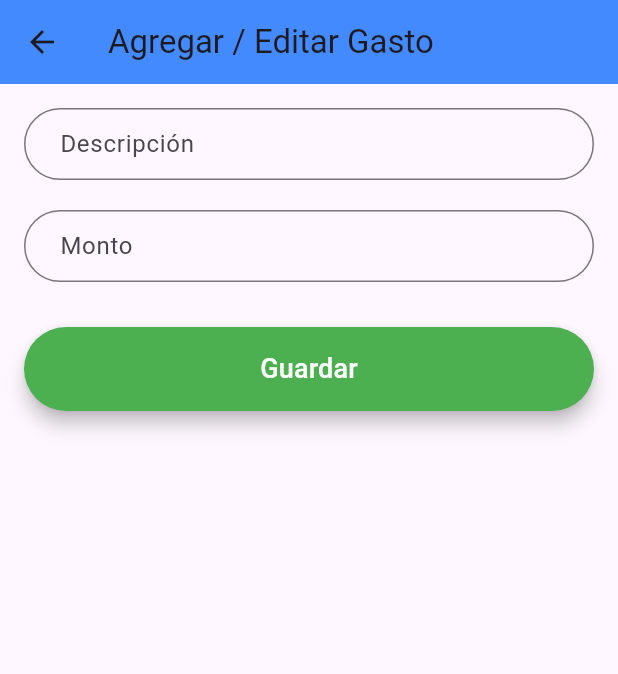
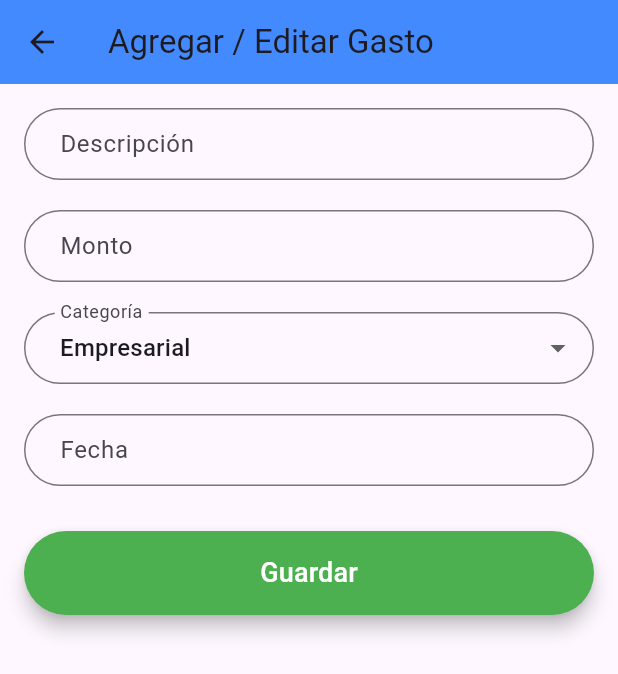
Before and after one commit to reliduran/finanzapp, a Flutter app: the AddExpenseScreen screen opened directly with empty values, on a phone screen of 412 x 824 dp. Shown: the top 674 px of the screen. Run offline on Flutter 3.47's test engine with Material 3 defaults, Android fonts, the phone set to English and light mode, and no system bars; our stand-ins replace shared_preferences; accounts and stored records are empty.

Commit message:
nuevas_funcionalidades

```diff
--- a/lib/main.dart
+++ b/lib/main.dart
@@ -1,3 +1,4 @@
+// version 2.0
 import 'dart:convert';
 import 'package:flutter/material.dart';
 import 'package:shared_preferences/shared_preferences.dart';
@@ -318,7 +319,7 @@ class _LoginScreenState extends State<LoginScreen> {
 }
 
 // === RESUMEN DE GASTOS ===
-// === RESUMEN DE GASTOS ===
+
 class ExpenseSummaryScreen extends StatefulWidget {
   @override
   _ExpenseSummaryScreenState createState() => _ExpenseSummaryScreenState();
@@ -508,7 +509,12 @@ class AddExpenseScreen extends StatefulWidget {
 class _AddExpenseScreenState extends State<AddExpenseScreen> {
   final _titleCtrl = TextEditingController();
   final _amountCtrl = TextEditingController();
+  final _categoryCtrl = TextEditingController();
+  final _dateCtrl = TextEditingController();
   final _formKey = GlobalKey<FormState>();
+
+  String _category = "Empresarial"; // Default category
+  DateTime _selectedDate = DateTime.now(); // Default date is today
 
   @override
   void initState() {
@@ -516,7 +522,27 @@ class _AddExpenseScreenState extends State<AddExpenseScreen> {
     if (widget.initial != null) {
       _titleCtrl.text = widget.initial!.title;
       _amountCtrl.text = widget.initial!.amount.toString();
+      // If it's an edit, you can populate the category and date as well
+      // Assuming Expense will have category and date fields
+      // _category = widget.initial!.category;
+      // _selectedDate = widget.initial!.date;
     }
+  }
+
+  // Function to pick a date
+  Future<void> _selectDate(BuildContext context) async {
+    final DateTime picked = await showDatePicker(
+      context: context,
+      initialDate: _selectedDate,
+      firstDate: DateTime(2000),
+      lastDate: DateTime(2101),
+    ) ?? _selectedDate;
+
+    if (picked != _selectedDate)
+      setState(() {
+        _selectedDate = picked;
+        _dateCtrl.text = "${_selectedDate.toLocal()}".split(' ')[0]; // Format: yyyy-MM-dd
+      });
   }
 
   void _save() {
@@ -544,6 +570,7 @@ class _AddExpenseScreenState extends State<AddExpenseScreen> {
               child: Column(
                 crossAxisAlignment: CrossAxisAlignment.stretch, // Alinear los elementos
                 children: [
+                  // Descripción
                   TextFormField(
                     controller: _titleCtrl,
                     decoration: InputDecoration(
@@ -558,6 +585,8 @@ class _AddExpenseScreenState extends State<AddExpenseScreen> {
                     style: TextStyle(fontSize: 16),
                   ),
                   SizedBox(height: 20),
+
+                  // Monto
                   TextFormField(
                     controller: _amountCtrl,
                     decoration: InputDecoration(
@@ -577,7 +606,50 @@ class _AddExpenseScreenState extends State<AddExpenseScreen> {
                     },
                     style: TextStyle(fontSize: 16),
                   ),
+                  SizedBox(height: 20),
+
+                  // Categoría (Dropdown)
+                  DropdownButtonFormField<String>(
+                    value: _category,
+                    onChanged: (newValue) {
+                      setState(() {
+                        _category = newValue!;
+                      });
+                    },
+                    validator: (v) => v == null || v.isEmpty ? 'Seleccione categoría' : null,
+                    decoration: InputDecoration(
+                      labelText: 'Categoría',
+                      border: OutlineInputBorder(
+                        borderRadius: BorderRadius.circular(30),
+                      ),
+                      contentPadding: EdgeInsets.symmetric(horizontal: 20),
+                    ),
+                    items: [
+                      DropdownMenuItem(value: "Empresarial", child: Text("Empresarial")),
+                      DropdownMenuItem(value: "Personal", child: Text("Personal")),
+                      DropdownMenuItem(value: "No aplica", child: Text("No aplica")), // Nueva opción
+                    ],
+                  ),
+                  SizedBox(height: 20),
+
+                  // Fecha
+                  TextFormField(
+                    controller: _dateCtrl,
+                    decoration: InputDecoration(
+                      labelText: 'Fecha',
+                      border: OutlineInputBorder(
+                        borderRadius: BorderRadius.circular(30),
+                      ),
+                      contentPadding: EdgeInsets.symmetric(horizontal: 20),
+                    ),
+                    readOnly: true, // Hacerlo solo lectura
+                    onTap: () => _selectDate(context),
+                    validator: (v) => v == null || v.isEmpty ? 'Seleccione una fecha' : null,
+                    style: TextStyle(fontSize: 16),
+                  ),
                   SizedBox(height: 30),
+
+                  // Botón Guardar
                   ElevatedButton(
                     onPressed: _save,
                     style: ElevatedButton.styleFrom(
```
Also changed, not shown: 1 other file.
